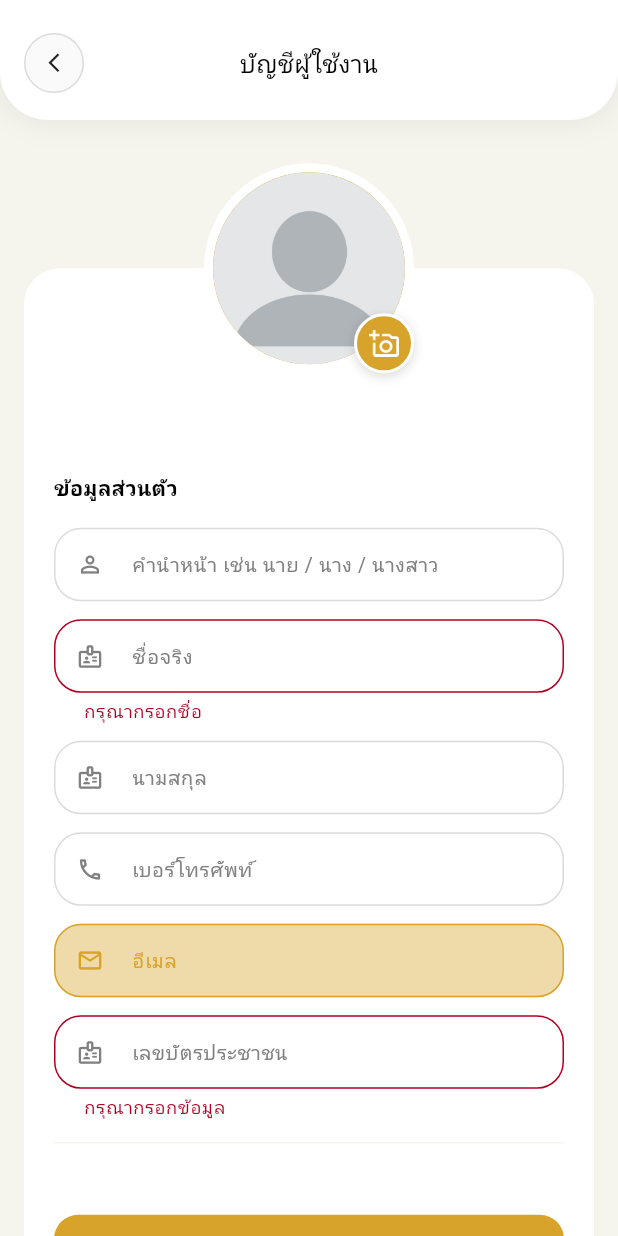
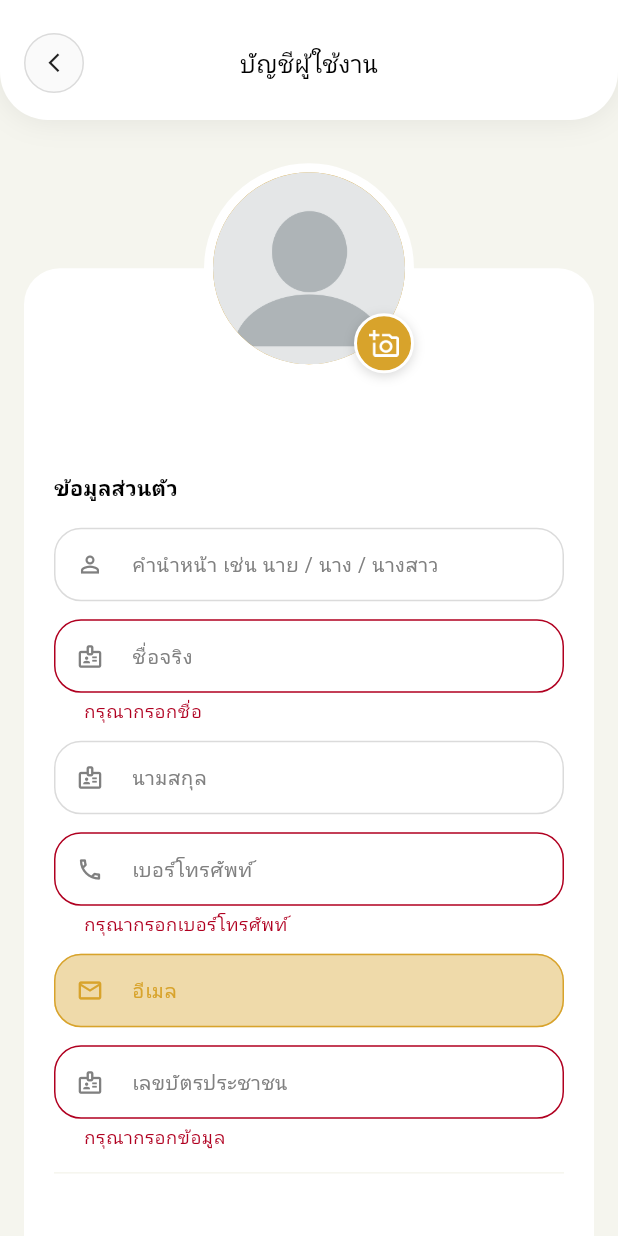
Before and after one commit to webuilddeveloper/dsd_2026_mobile, a Flutter app: the EditUserInformationPage screen opened directly, after a tap on "บันทึกข้อมูล", on a phone screen of 412 x 824 dp. Run offline on Flutter 3.47's test engine with Material 3 defaults, Android fonts, the phone set to English and light mode, and no system bars; our stand-ins replace carousel_slider, dio, flutter_html, flutter_secure_storage, fluttertoast, image_picker and 3 more; missing offline and left inert: flutter_line_sdk; accounts and stored records are empty; network calls fail; Roboto replaces fonts that are missing (Kanit).

```diff
--- a/lib/profile/about_us.dart
+++ b/lib/profile/about_us.dart
@@ -140,7 +140,7 @@ class _AboutUsState extends State<AboutUs> {
                   label: 'นโยบายความเป็นส่วนตัว',
                   onTap:
                       () => _launchUrl(
-                        'https://www.dsd.go.th/privacy-policy', // ← เปลี่ยน URL จริง
+                        'https://webuild.co.th/policy/dsd_e_cert/index.html', // ← เปลี่ยน URL จริง
                       ),
                   isExternal: true,
                 ),
--- a/lib/profile/edit_user_information.dart
+++ b/lib/profile/edit_user_information.dart
@@ -226,6 +226,18 @@ class _EditUserInformationPageState extends State<EditUserInformationPage> {
     return null;
   }
 
+  String? validatePhone(String? value) {
+    if (value == null || value.isEmpty) {
+      return 'กรุณากรอกเบอร์โทรศัพท์';
+    }
+
+    if (!RegExp(r'^0\d{9}$').hasMatch(value)) {
+      return 'กรุณากรอกเบอร์โทร 10 หลัก';
+    }
+
+    return null;
+  }
+
   Widget _sectionLabel(String text) => Padding(
     padding: const EdgeInsets.only(bottom: 4),
     child: Text(
@@ -313,6 +325,14 @@ class _EditUserInformationPageState extends State<EditUserInformationPage> {
                           controller: txtPhone,
                           hint: 'เบอร์โทรศัพท์',
                           icon: Icons.phone_outlined,
+                          keybord: TextInputType.number,
+                          inputFormatters: [
+                            FilteringTextInputFormatter.digitsOnly,
+                            LengthLimitingTextInputFormatter(10),
+                          ],
+                          validator: (v) {
+                            return validatePhone(v);
+                          },
                         ),
                         const SizedBox(height: 12),
                         buildTextField(
--- a/pubspec.yaml
+++ b/pubspec.yaml
@@ -16,7 +16,7 @@ publish_to: 'none' # Remove this line if you wish to publish to pub.dev
 # https://developer.apple.com/library/archive/documentation/General/Reference/InfoPlistKeyReference/Articles/CoreFoundationKeys.html
 # In Windows, build-name is used as the major, minor, and patch parts
 # of the product and file versions while build-number is used as the build suffix.
-version: 0.0.1+4
+version: 0.0.1+5
 
 environment:
   sdk: ^3.7.2
```
Also changed, not shown: lib/license/license_page.dart (+24 -2 lines), lib/notification/notification.dart (+25 -2 lines), lib/training/traning_history.dart (+9 -6 lines), 1 other file.
